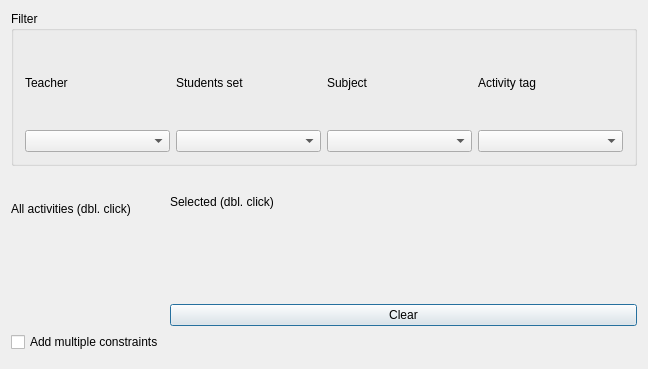
The window that src/interface/addconstraintactivitiessamestartingtimeform_template.ui (janLo/FET) describes before a commit, drawn with Qt 5; both pictures show x 0 to 648 and y 0 to 369 of the 648 by 552 pixel window.
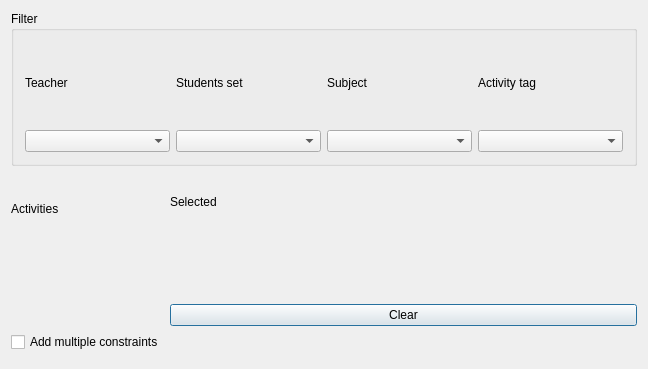
The same window after the commit. Custom widgets are drawn as their Qt base class.

The edit to the form file:
```diff
--- a/src/interface/addconstraintactivitiessamestartingtimeform_template.ui
+++ b/src/interface/addconstraintactivitiessamestartingtimeform_template.ui
@@ -90,7 +90,7 @@
         <enum>QFrame::Plain</enum>
        </property>
        <property name="text">
-        <string>All activities (dbl. click)</string>
+        <string>Activities</string>
        </property>
        <property name="wordWrap">
         <bool>false</bool>
@@ -119,7 +119,7 @@
         <enum>QFrame::Plain</enum>
        </property>
        <property name="text">
-        <string>Selected (dbl. click)</string>
+        <string comment="It refers to a list of selected activities">Selected</string>
        </property>
        <property name="wordWrap">
         <bool>false</bool>
```
